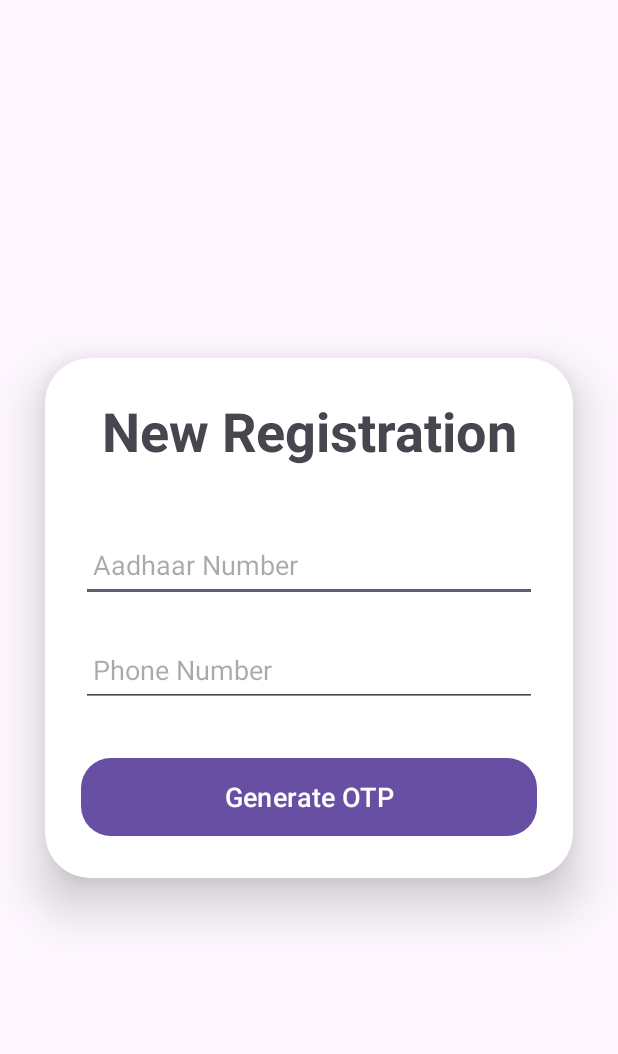
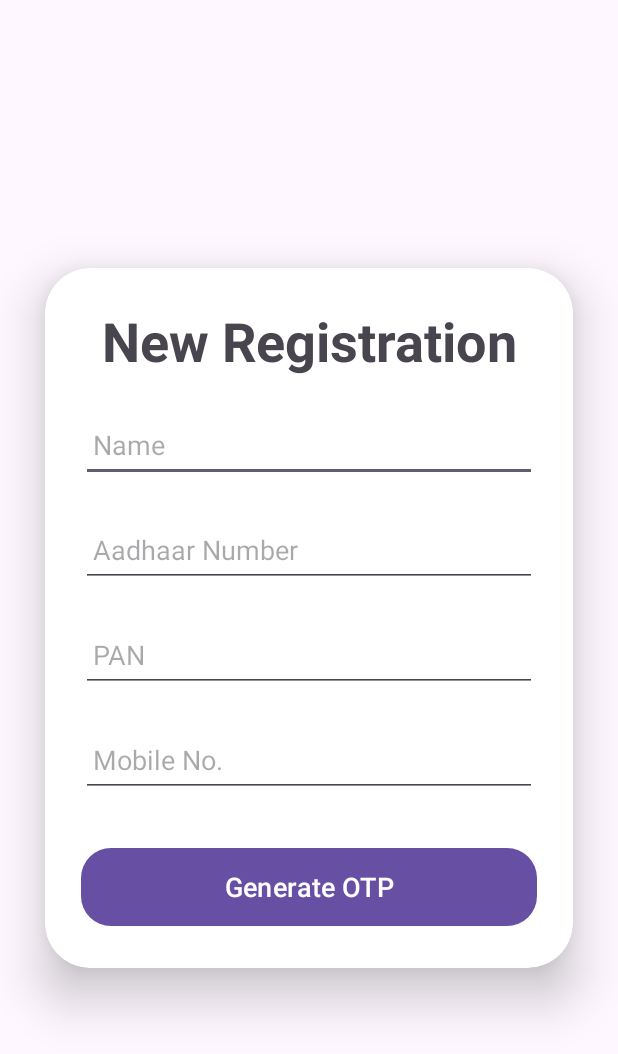
Before and after one commit to cybiteOfficial/Dk_finance_Android, an Android app: the NewRegistrationActivity screen opened directly, with no data from a screen before it, on a phone screen of 412 x 824 dp. Shown: the top 1054 px of the screen. Run offline under Robolectric (Android 15) with nearby library versions, the phone set to English and light mode, and no system bars.

Commit message:
new reg. page updated

```diff
--- a/app/src/main/res/layout/activity_new_registration.xml
+++ b/app/src/main/res/layout/activity_new_registration.xml
@@ -33,10 +33,30 @@
             <EditText
                 android:layout_width="match_parent"
                 android:layout_height="50dp"
+                android:id="@+id/name_edit_text"
+                android:layout_marginTop="20dp"
+                android:padding="8dp"
+                android:hint="Name"
+                android:drawablePadding="8dp"
+                android:textColor="@color/black"/>
+
+            <EditText
+                android:layout_width="match_parent"
+                android:layout_height="50dp"
                 android:id="@+id/aadhaar_number_edit_text"
-                android:layout_marginTop="40dp"
+                android:layout_marginTop="20dp"
                 android:padding="8dp"
                 android:hint="Aadhaar Number"
+                android:drawablePadding="8dp"
+                android:textColor="@color/black"/>
+
+            <EditText
+                android:layout_width="match_parent"
+                android:layout_height="50dp"
+                android:id="@+id/pan_edit_text"
+                android:layout_marginTop="20dp"
+                android:padding="8dp"
+                android:hint="PAN"
                 android:drawablePadding="8dp"
                 android:textColor="@color/black"/>
 
@@ -46,7 +66,7 @@
                 android:id="@+id/phone_number_edit_text"
                 android:layout_marginTop="20dp"
                 android:padding="8dp"
-                android:hint="Phone Number"
+                android:hint="Mobile No."
                 android:inputType="phone"
                 android:drawablePadding="8dp"
                 android:textColor="@color/black"/>
--- a/app/src/main/res/layout/activity_otp.xml
+++ b/app/src/main/res/layout/activity_otp.xml
@@ -52,10 +52,11 @@
                 android:id="@+id/resend_otp_button"
                 android:layout_width="wrap_content"
                 android:layout_height="wrap_content"
+                android:layout_gravity="center_horizontal"
+                android:layout_marginTop="20dp"
+                android:background="@android:color/transparent"
                 android:text="Resend OTP"
-                android:background="@android:color/transparent"
-                android:layout_gravity="center_horizontal"
-                android:layout_marginTop="20dp"/>
+                android:textColor="#000000" />
 
         </LinearLayout>
 
```
